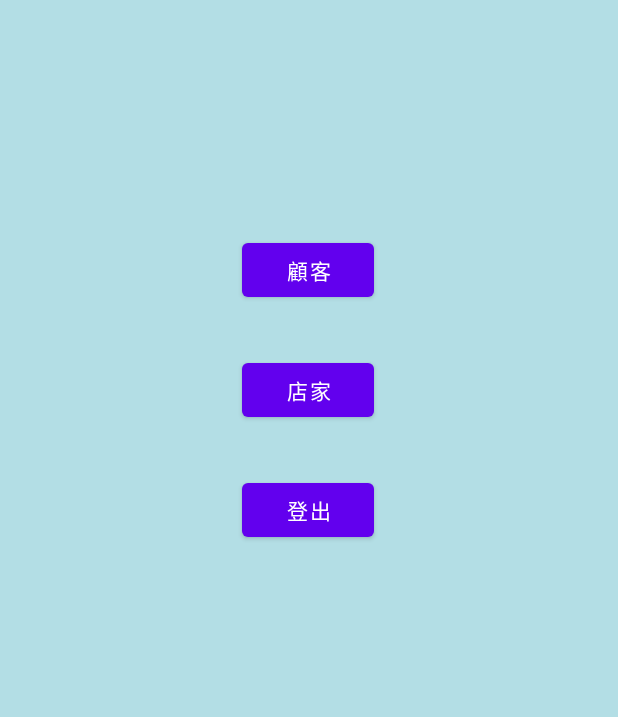
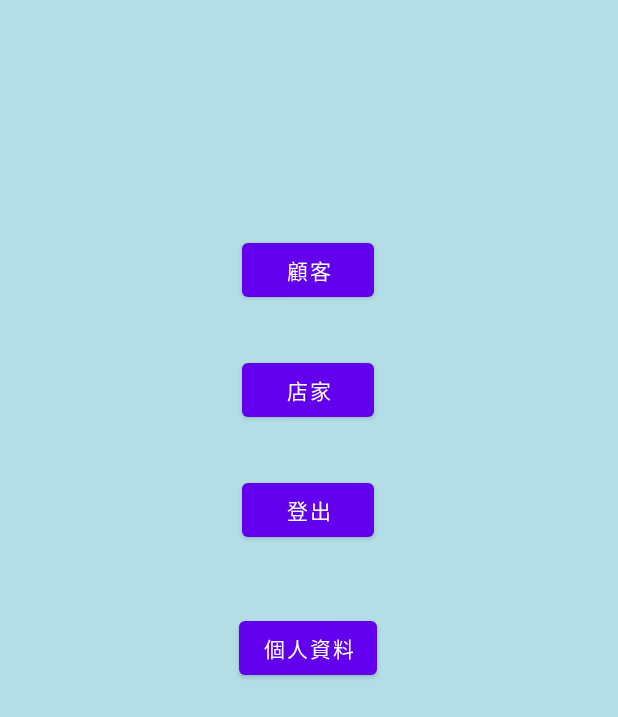
Before and after one commit to benson0935679831/lol_deliver, an Android app: the MainActivity screen opened directly, with no data from a screen before it, on a phone screen of 412 x 824 dp. Shown: the top 717 px of the screen. Run offline under Robolectric (Android 15) with nearby library versions, the phone set to English and light mode, and no system bars; our stand-ins replace Firebase (no records; nobody signed in at launch, a user with empty details on screens opened directly).

Commit message:
主頁新增個人資料

```diff
--- a/android/app/src/main/AndroidManifest.xml
+++ b/android/app/src/main/AndroidManifest.xml
@@ -37,6 +37,10 @@
         <activity
             android:name=".SelectIdentityActivity"
             android:exported="false" />
+        <activity android:name=".PersonaldataActivity"
+            android:exported="false"/>
+        <activity android:name=".EditorActivity"
+            android:exported="false"/>
     </application>
 
 </manifest>
--- a/android/app/src/main/java/com/example/lol_deliver/MainActivity.java
+++ b/android/app/src/main/java/com/example/lol_deliver/MainActivity.java
@@ -37,4 +37,10 @@ public class MainActivity extends AppCompatActivity {
     public void sign_out(View view){
         FirebaseAuth.getInstance().signOut();
     }
+
+    public void personalData(View view){
+        Intent intent = new Intent(this,PersonaldataActivity.class);
+        startActivity(intent);
+    }
+
 }
--- a/android/app/src/main/res/layout/activity_main.xml
+++ b/android/app/src/main/res/layout/activity_main.xml
@@ -41,4 +41,15 @@
         app:layout_constraintHorizontal_bias="0.0"
         app:layout_constraintStart_toStartOf="@+id/button7"
         app:layout_constraintTop_toBottomOf="@+id/button7" />
+
+    <Button
+        android:id="@+id/button9"
+        android:layout_width="wrap_content"
+        android:layout_height="wrap_content"
+        android:layout_marginTop="44dp"
+        android:onClick="personalData"
+        android:text="個人資料"
+        app:layout_constraintEnd_toEndOf="@+id/button8"
+        app:layout_constraintStart_toStartOf="@+id/button8"
+        app:layout_constraintTop_toBottomOf="@+id/button8" />
 </androidx.constraintlayout.widget.ConstraintLayout>
```
Also changed, not shown: 396 other files.
